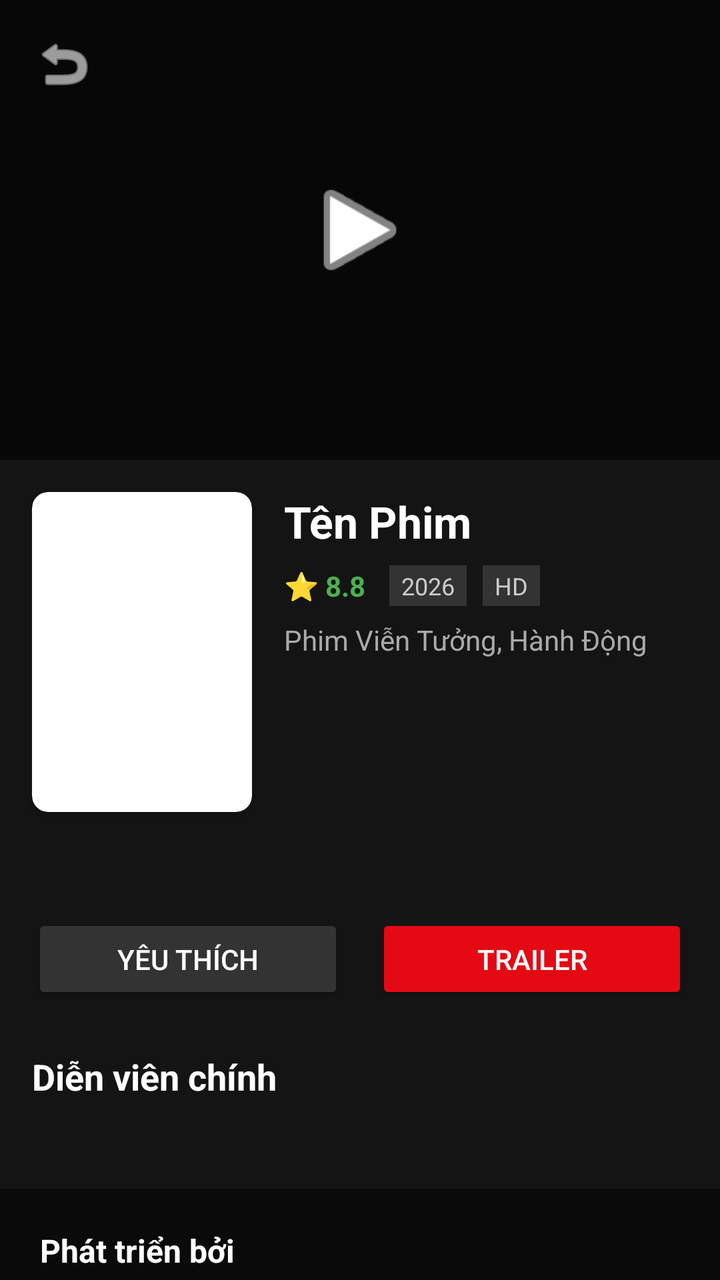
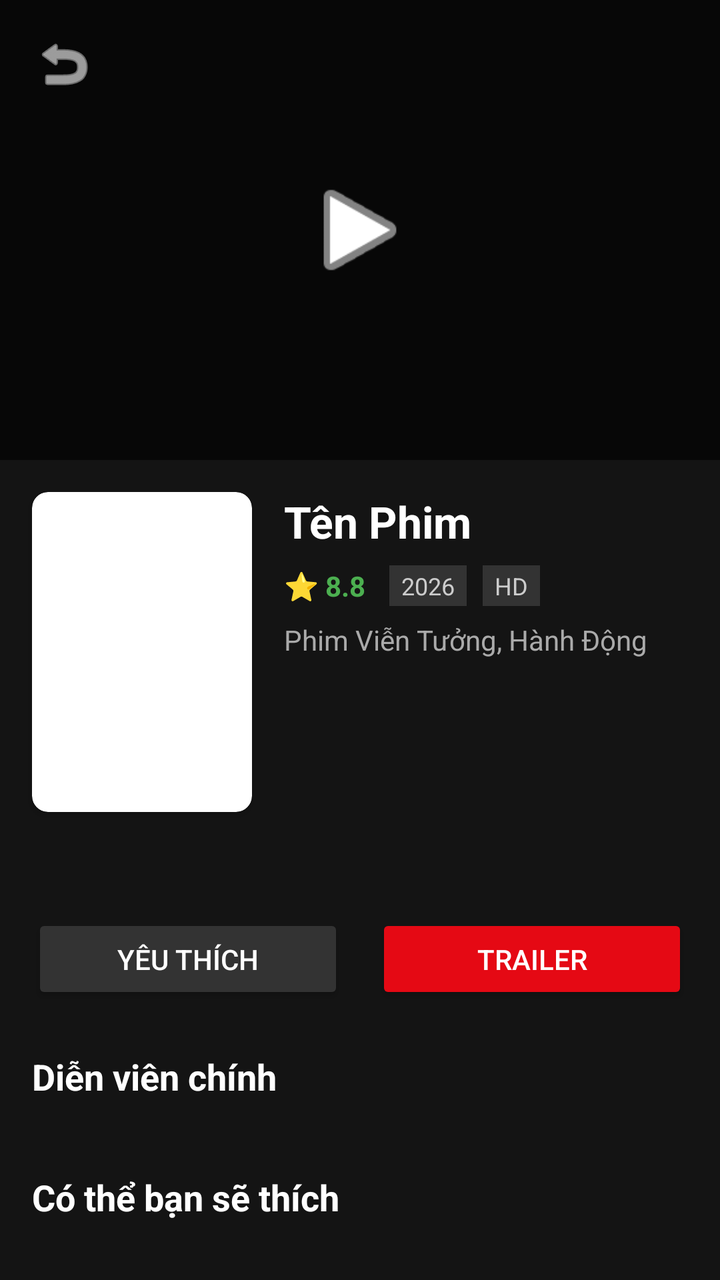

Two renders of the same Android screen: before a commit and after it. Below are the layout's source before the change and the commit's diff.
<!-- AndroidManifest.xml: application theme Theme.AppCompat.DayNight.NoActionBar -->
<!-- res/layout/activity_movie_detail.xml -->
<?xml version="1.0" encoding="utf-8"?>
<androidx.core.widget.NestedScrollView xmlns:android="http://schemas.android.com/apk/res/android"
    xmlns:app="http://schemas.android.com/apk/res-auto"
    android:layout_width="match_parent"
    android:layout_height="match_parent"
    android:background="#141414"
    android:fillViewport="true">

    <androidx.constraintlayout.widget.ConstraintLayout
        android:layout_width="match_parent"
        android:layout_height="wrap_content">

        <FrameLayout
            android:id="@+id/playerContainer"
            android:layout_width="0dp"
            android:layout_height="230dp"
            app:layout_constraintEnd_toEndOf="parent"
            app:layout_constraintStart_toStartOf="parent"
            app:layout_constraintTop_toTopOf="parent">

            <WebView
                android:id="@+id/webViewFullMovie"
                android:layout_width="match_parent"
                android:layout_height="match_parent"
                android:visibility="gone" />

            <com.google.android.exoplayer2.ui.StyledPlayerView
                android:id="@+id/playerView"
                android:layout_width="match_parent"
                android:layout_height="match_parent"
                android:visibility="gone"
                app:controller_layout_id="@layout/custom_exo_controls"
                app:resize_mode="fit"
                app:show_timeout="3000"
                app:use_controller="true" />

            <ImageView
                android:id="@+id/imgPlayerBackground"
                android:layout_width="match_parent"
                android:layout_height="match_parent"
                android:alpha="0.6"
                android:background="#000000"
                android:scaleType="centerCrop" />

            <ImageView
                android:id="@+id/btnBackDetail"
                android:layout_width="32dp"
                android:layout_height="32dp"
                android:layout_gravity="top|start"
                android:layout_margin="16dp"
                android:src="@android:drawable/ic_menu_revert"
                app:tint="#FFFFFF" />

            <ImageView
                android:id="@+id/btnPlayVideo"
                android:layout_width="60dp"
                android:layout_height="60dp"
                android:layout_gravity="center"
                android:src="@android:drawable/ic_media_play"
                app:tint="#FFFFFF" />
        </FrameLayout>

        <androidx.cardview.widget.CardView
            android:id="@+id/cardPoster"
            android:layout_width="110dp"
            android:layout_height="160dp"
            android:layout_marginStart="16dp"
            android:layout_marginTop="16dp"
            app:cardCornerRadius="8dp"
            app:layout_constraintStart_toStartOf="parent"
            app:layout_constraintTop_toBottomOf="@+id/playerContainer">

            <ImageView
                android:id="@+id/imgDetailPoster"
                android:layout_width="match_parent"
                android:layout_height="match_parent"
                android:scaleType="centerCrop" />
        </androidx.cardview.widget.CardView>

        <TextView
            android:id="@+id/tvDetailTitle"
            android:layout_width="0dp"
            android:layout_height="wrap_content"
            android:layout_marginStart="16dp"
            android:layout_marginEnd="16dp"
            android:text="Tên Phim"
            android:textColor="#FFFFFF"
            android:textSize="22sp"
            android:textStyle="bold"
            app:layout_constraintEnd_toEndOf="parent"
            app:layout_constraintStart_toEndOf="@+id/cardPoster"
            app:layout_constraintTop_toTopOf="@+id/cardPoster" />

        <TextView
            android:id="@+id/tvRating"
            android:layout_width="wrap_content"
            android:layout_height="wrap_content"
            android:layout_marginTop="8dp"
            android:text="⭐ 8.8"
            android:textColor="#4CAF50"
            android:textSize="14sp"
            android:textStyle="bold"
            app:layout_constraintStart_toStartOf="@+id/tvDetailTitle"
            app:layout_constraintTop_toBottomOf="@+id/tvDetailTitle" />

        <TextView
            android:id="@+id/tvYear"
            android:layout_width="wrap_content"
            android:layout_height="wrap_content"
            android:layout_marginStart="12dp"
            android:background="#333333"
            android:paddingHorizontal="6dp"
            android:paddingVertical="2dp"
            android:text="2026"
            android:textColor="#CCCCCC"
            android:textSize="12sp"
            app:layout_constraintBottom_toBottomOf="@+id/tvRating"
            app:layout_constraintStart_toEndOf="@+id/tvRating"
            app:layout_constraintTop_toTopOf="@+id/tvRating" />

        <TextView
            android:id="@+id/tvQuality"
            android:layout_width="wrap_content"
            android:layout_height="wrap_content"
            android:layout_marginStart="8dp"
            android:background="#333333"
            android:paddingHorizontal="6dp"
            android:paddingVertical="2dp"
            android:text="HD"
            android:textColor="#CCCCCC"
            android:textSize="12sp"
            app:layout_constraintBottom_toBottomOf="@+id/tvRating"
            app:layout_constraintStart_toEndOf="@+id/tvYear"
            app:layout_constraintTop_toTopOf="@+id/tvRating" />

        <TextView
            android:id="@+id/tvGenre"
            android:layout_width="0dp"
            android:layout_height="wrap_content"
            android:layout_marginTop="8dp"
            android:text="Phim Viễn Tưởng, Hành Động"
            android:textColor="#AAAAAA"
            android:textSize="14sp"
            app:layout_constraintEnd_toEndOf="@+id/tvDetailTitle"
            app:layout_constraintStart_toStartOf="@+id/tvDetailTitle"
            app:layout_constraintTop_toBottomOf="@+id/tvRating" />

        <TextView
            android:id="@+id/tvDetailDesc"
            android:layout_width="0dp"
            android:layout_height="wrap_content"
            android:layout_marginStart="16dp"
            android:layout_marginTop="16dp"
            android:layout_marginEnd="16dp"
            android:lineSpacingExtra="4dp"
            android:textColor="#CCCCCC"
            android:textSize="14sp"
            app:layout_constraintEnd_toEndOf="parent"
            app:layout_constraintStart_toStartOf="parent"
            app:layout_constraintTop_toBottomOf="@+id/cardPoster" />

        <Button
            android:id="@+id/btnFavorite"
            android:layout_width="0dp"
            android:layout_height="45dp"
            android:layout_marginStart="16dp"
            android:layout_marginTop="16dp"
            android:layout_marginEnd="8dp"
            android:backgroundTint="#333333"
            android:text="Yêu thích"
            android:textColor="#FFFFFF"
            app:layout_constraintEnd_toStartOf="@+id/btnTrailer"
            app:layout_constraintStart_toStartOf="parent"
            app:layout_constraintTop_toBottomOf="@+id/tvDetailDesc" />

        <Button
            android:id="@+id/btnTrailer"
            android:layout_width="0dp"
            android:layout_height="45dp"
            android:layout_marginStart="8dp"
            android:layout_marginEnd="16dp"
            android:backgroundTint="#E50914"
            android:text="Trailer"
            android:textColor="#FFFFFF"
            app:layout_constraintBottom_toBottomOf="@+id/btnFavorite"
            app:layout_constraintEnd_toEndOf="parent"
            app:layout_constraintStart_toEndOf="@+id/btnFavorite"
            app:layout_constraintTop_toTopOf="@+id/btnFavorite" />

        <TextView
            android:id="@+id/tvCastTitle"
            android:layout_width="wrap_content"
            android:layout_height="wrap_content"
            android:layout_marginStart="16dp"
            android:layout_marginTop="24dp"
            android:text="Diễn viên chính"
            android:textColor="#FFFFFF"
            android:textSize="18sp"
            android:textStyle="bold"
            app:layout_constraintStart_toStartOf="parent"
            app:layout_constraintTop_toBottomOf="@+id/btnFavorite" />

        <androidx.recyclerview.widget.RecyclerView
            android:id="@+id/rvCast"
            android:layout_width="0dp"
            android:layout_height="wrap_content"
            android:layout_marginTop="12dp"
            android:layout_marginBottom="32dp"
            android:clipToPadding="false"
            android:orientation="horizontal"
            android:paddingHorizontal="16dp"
            app:layoutManager="androidx.recyclerview.widget.LinearLayoutManager"
            app:layout_constraintEnd_toEndOf="parent"
            app:layout_constraintStart_toStartOf="parent"
            app:layout_constraintTop_toBottomOf="@+id/tvCastTitle" />

        <LinearLayout
            android:id="@+id/layoutFooter"
            android:layout_width="0dp"
            android:layout_height="wrap_content"
            android:layout_marginTop="32dp"
            android:background="#0A0A0A"
            android:orientation="vertical"
            android:padding="20dp"
            app:layout_constraintBottom_toBottomOf="parent"
            app:layout_constraintEnd_toEndOf="parent"
            app:layout_constraintStart_toStartOf="parent"
            app:layout_constraintTop_toBottomOf="@+id/rvCast">

            <TextView
                android:layout_width="wrap_content"
                android:layout_height="wrap_content"
                android:text="Phát triển bởi"
                android:textColor="#FFFFFF"
                android:textSize="16sp"
                android:textStyle="bold" />

            <ImageView
                android:layout_width="100dp"
                android:layout_height="32dp"
                android:layout_marginTop="4dp"
                android:scaleType="fitStart"
                android:src="@drawable/screenshot_2026_05_23_150929"
                app:tint="#0984E3" />

            <View
                android:layout_width="match_parent"
                android:layout_height="1dp"
                android:layout_marginVertical="20dp"
                android:background="#222222" />

            <LinearLayout
                android:layout_width="match_parent"
                android:layout_height="wrap_content"
                android:baselineAligned="false"
                android:orientation="horizontal">

                <LinearLayout
                    android:layout_width="0dp"
                    android:layout_height="wrap_content"
                    android:layout_weight="1"
                    android:orientation="vertical"
                    android:paddingEnd="8dp">

                    <TextView android:layout_width="wrap_content" android:layout_height="wrap_content" android:layout_marginBottom="12dp" android:text="THỂ LOẠI PHIM" android:textColor="#888888" android:textSize="12sp" android:textStyle="bold" />
                    <TextView android:layout_width="wrap_content" android:layout_height="wrap_content" android:layout_marginBottom="10dp" android:text="Phổ biến" android:textColor="#CCCCCC" android:textSize="13sp" />
                    <TextView android:layout_width="wrap_content" android:layout_height="wrap_content" android:layout_marginBottom="10dp" android:text="Đang chiếu" android:textColor="#CCCCCC" android:textSize="13sp" />
                    <TextView android:layout_width="wrap_content" android:layout_height="wrap_content" android:layout_marginBottom="20dp" android:text="Sắp chiếu" android:textColor="#CCCCCC" android:textSize="13sp" />
                    <TextView android:layout_width="wrap_content" android:layout_height="wrap_content" android:layout_marginBottom="12dp" android:text="KHÁM PHÁ" android:textColor="#888888" android:textSize="12sp" android:textStyle="bold" />
                    <TextView android:layout_width="wrap_content" android:layout_height="wrap_content" android:layout_marginBottom="10dp" android:text="Phim lẻ" android:textColor="#CCCCCC" android:textSize="13sp" />
                    <TextView android:layout_width="wrap_content" android:layout_height="wrap_content" android:layout_marginBottom="10dp" android:text="Phim bộ" android:textColor="#CCCCCC" android:textSize="13sp" />
                    <TextView android:layout_width="wrap_content" android:layout_height="wrap_content" android:layout_marginBottom="10dp" android:text="TV Shows" android:textColor="#CCCCCC" android:textSize="13sp" />
                </LinearLayout>

                <LinearLayout
                    android:layout_width="0dp"
                    android:layout_height="wrap_content"
                    android:layout_weight="1"
                    android:orientation="vertical"
                    android:paddingStart="8dp">

                    <TextView android:layout_width="wrap_content" android:layout_height="wrap_content" android:layout_marginBottom="12dp" android:text="THỂ LOẠI TRUYỀN HÌNH" android:textColor="#888888" android:textSize="12sp" android:textStyle="bold" />
                    <TextView android:layout_width="wrap_content" android:layout_height="wrap_content" android:layout_marginBottom="10dp" android:text="Chương trình Phổ biến" android:textColor="#CCCCCC" android:textSize="13sp" />
                    <TextView android:layout_width="wrap_content" android:layout_height="wrap_content" android:layout_marginBottom="10dp" android:text="Phat sóng Hôm nay" android:textColor="#CCCCCC" android:textSize="13sp" />
                    <TextView android:layout_width="wrap_content" android:layout_height="wrap_content" android:layout_marginBottom="20dp" android:text="Đánh giá cao" android:textColor="#CCCCCC" android:textSize="13sp" />
                    <TextView android:layout_width="wrap_content" android:layout_height="wrap_content" android:layout_marginBottom="12dp" android:text="MẠNG LƯỚI CỦA CHÚNG TÔI" android:textColor="#888888" android:textSize="12sp" android:textStyle="bold" />
                    <TextView android:layout_width="wrap_content" android:layout_height="wrap_content" android:layout_marginBottom="10dp" android:text="FIMO Network" android:textColor="#CCCCCC" android:textSize="13sp" />
                    <TextView android:layout_width="wrap_content" android:layout_height="wrap_content" android:layout_marginBottom="10dp" android:text="FIMO Studio" android:textColor="#CCCCCC" android:textSize="13sp" />
                    <TextView android:layout_width="wrap_content" android:layout_height="wrap_content" android:layout_marginBottom="10dp" android:text="FIMO Community" android:textColor="#CCCCCC" android:textSize="13sp" />
                </LinearLayout>
            </LinearLayout>

            <View
                android:layout_width="match_parent"
                android:layout_height="1dp"
                android:layout_marginVertical="20dp"
                android:background="#222222" />

            <TextView android:layout_width="wrap_content" android:layout_height="wrap_content" android:layout_marginBottom="8dp" android:text="GHI CÔNG TMDB" android:textColor="#888888" android:textSize="12sp" android:textStyle="bold" />
            <TextView android:layout_width="match_parent" android:layout_height="wrap_content" android:layout_marginBottom="24dp" android:lineSpacingExtra="4dp" android:text="Sản phẩm này sử dụng API của TMDB nhưng không được TMDB xác nhận hoặc chứng nhận. Chúng tôi sử dụng TMDB (Cơ sở dữ liệu phim) làm nguồn tham khảo cho các thông tin liên quan đến phim, chương trình truyền hình và giải trí. Tất cả dữ liệu, bao gồm hình ảnh, mô tả và đánh giá, do TMDB cung cấp và là tài sản của chủ sở hữu tương ứng." android:textColor="#666666" android:textSize="10sp" />
            <TextView android:layout_width="wrap_content" android:layout_height="wrap_content" android:layout_marginBottom="8dp" android:text="TUYÊN BỐ MIỄN TRỪ TRÁCH NHIỆM CHUNG" android:textColor="#888888" android:textSize="12sp" android:textStyle="bold" />
            <TextView android:layout_width="match_parent" android:layout_height="wrap_content" android:layout_marginBottom="20dp" android:lineSpacingExtra="4dp" android:text="Chúng tôi không phải là nhà cung cấp phim, chương trình truyền hình, tin tức hoặc dịch vụ phát trực tuyến. Chúng tôi không lưu trữ, tải lên hoặc phân phối bất kỳ nội dung truyền thông nào. Tất cả nội dung, bao gồm thông tin, hình ảnh và đoạn giới thiệu (trailer), đều được lấy từ các nền tảng của bên thứ ba công khai và chỉ được cung cấp cho mục đích thông tin và giải trí. Tất cả nhãn hiệu, biểu trưng và phương tiện truyền thông đều thuộc về chủ sở hữu tương ứng của chúng." android:textColor="#666666" android:textSize="10sp" />

        </LinearLayout>
    </androidx.constraintlayout.widget.ConstraintLayout>
</androidx.core.widget.NestedScrollView>
<!-- res/layout/custom_exo_controls.xml (included above) -->
<?xml version="1.0" encoding="utf-8"?>
<RelativeLayout xmlns:android="http://schemas.android.com/apk/res/android"
    xmlns:app="http://schemas.android.com/apk/res-auto"
    android:layout_width="match_parent"
    android:layout_height="match_parent">

    <LinearLayout
        android:layout_width="wrap_content"
        android:layout_height="wrap_content"
        android:layout_centerInParent="true"
        android:gravity="center"
        android:orientation="horizontal">

        <ImageButton
            android:id="@id/exo_rew"
            android:layout_width="48dp"
            android:layout_height="48dp"
            android:background="@android:color/transparent"
            android:src="@android:drawable/ic_media_rew"
            app:tint="#FFFFFF" />

        <ImageButton
            android:id="@id/exo_play_pause"
            android:layout_width="64dp"
            android:layout_height="64dp"
            android:layout_marginHorizontal="24dp"
            android:background="@android:color/transparent"
            app:tint="#FFFFFF" />

        <ImageButton
            android:id="@id/exo_ffwd"
            android:layout_width="48dp"
            android:layout_height="48dp"
            android:background="@android:color/transparent"
            android:src="@android:drawable/ic_media_ff"
            app:tint="#FFFFFF" />
    </LinearLayout>

    <LinearLayout
        android:id="@+id/bottom_bar"
        android:layout_width="match_parent"
        android:layout_height="wrap_content"
        android:layout_alignParentBottom="true"
        android:background="#B3000000"
        android:gravity="center_vertical"
        android:orientation="horizontal"
        android:paddingHorizontal="12dp"
        android:paddingVertical="8dp">

        <TextView
            android:id="@id/exo_position"
            android:layout_width="wrap_content"
            android:layout_height="wrap_content"
            android:textColor="#FFFFFF"
            android:textSize="13sp"
            android:textStyle="bold" />

        <com.google.android.exoplayer2.ui.DefaultTimeBar
            android:id="@id/exo_progress"
            android:layout_width="0dp"
            android:layout_height="26dp"
            android:layout_weight="1"
            android:layout_marginHorizontal="8dp" />

        <TextView
            android:id="@id/exo_duration"
            android:layout_width="wrap_content"
            android:layout_height="wrap_content"
            android:textColor="#FFFFFF"
            android:textSize="13sp"
            android:textStyle="bold" />

        <ImageView
            android:id="@+id/btnCustomVolume"
            android:layout_width="24dp"
            android:layout_height="24dp"
            android:layout_marginStart="12dp"
            android:src="@drawable/ic_volume"
            app:tint="#FFFFFF" />

        <SeekBar
            android:id="@+id/seekVolume"
            android:layout_width="70dp"
            android:layout_height="wrap_content"
            android:layout_marginStart="4dp"
            android:max="100"
            android:progress="100"
            android:progressTint="#FFFFFF"
            android:thumbTint="#FFFFFF"
            android:visibility="gone" />

        <ImageView
            android:id="@+id/btnCustomFullscreen"
            android:layout_width="24dp"
            android:layout_height="24dp"
            android:layout_marginStart="8dp"
            android:src="@drawable/ic_fullscreen"
            app:tint="#FFFFFF" />
    </LinearLayout>
</RelativeLayout>
<!-- resources referenced by this layout -->
<resources>
  <!-- drawable ic_fullscreen (drawable) -->
  <vector xmlns:android="http://schemas.android.com/apk/res/android"
      android:width="24dp"
      android:height="24dp"
      android:viewportWidth="24"
      android:viewportHeight="24">
      <path
          android:fillColor="#FFFFFF"
          android:pathData="M7,14H5v5h5v-2H7v-3zm-2-4h2V7h3V5H5v5zm12,7h-3v2h5v-5h-2v3zM14,5v2h3v3h2V5h-5z"/>
  </vector>
  <!-- drawable ic_volume (drawable) -->
  <vector xmlns:android="http://schemas.android.com/apk/res/android"
      android:width="24dp"
      android:height="24dp"
      android:viewportWidth="24"
      android:viewportHeight="24">
      <path
          android:fillColor="#FFFFFF"
          android:pathData="M3,9v6h4l5,5V4L7,9H3zm13.5,3c0,-1.77 -1.02,-3.29 -2.5,-4.03v8.05c1.48,-0.73 2.5,-2.25 2.5,-4.02zM14,3.23v2.06c2.89,0.86 5,3.54 5,6.71s-2.11,5.85 -5,6.71v2.06c4.01,-0.91 7,-4.49 7,-8.77s-2.99,-7.86 -7,-8.77z"/>
  </vector>
  <!-- drawable screenshot_2026_05_23_150929: vector/xml drawable (drawable, 15398 chars, omitted) -->
</resources>

<!-- the commit's change to res/layout/activity_movie_detail.xml (unified diff, before → after) -->
@@ -205,6 +205,33 @@
             android:layout_width="0dp"
             android:layout_height="wrap_content"
             android:layout_marginTop="12dp"
+            android:layout_marginBottom="16dp"
+            android:clipToPadding="false"
+            android:orientation="horizontal"
+            android:paddingHorizontal="16dp"
+            app:layoutManager="androidx.recyclerview.widget.LinearLayoutManager"
+            app:layout_constraintEnd_toEndOf="parent"
+            app:layout_constraintStart_toStartOf="parent"
+            app:layout_constraintTop_toBottomOf="@+id/tvCastTitle" />
+
+        <TextView
+            android:id="@+id/tvRecommendTitle"
+            android:layout_width="wrap_content"
+            android:layout_height="wrap_content"
+            android:layout_marginStart="16dp"
+            android:layout_marginTop="24dp"
+            android:text="Có thể bạn sẽ thích"
+            android:textColor="#FFFFFF"
+            android:textSize="18sp"
+            android:textStyle="bold"
+            app:layout_constraintStart_toStartOf="parent"
+            app:layout_constraintTop_toBottomOf="@+id/rvCast" />
+
+        <androidx.recyclerview.widget.RecyclerView
+            android:id="@+id/rvRecommendedMovies"
+            android:layout_width="0dp"
+            android:layout_height="wrap_content"
+            android:layout_marginTop="12dp"
             android:layout_marginBottom="32dp"
             android:clipToPadding="false"
             android:orientation="horizontal"
@@ -212,8 +239,7 @@
             app:layoutManager="androidx.recyclerview.widget.LinearLayoutManager"
             app:layout_constraintEnd_toEndOf="parent"
             app:layout_constraintStart_toStartOf="parent"
-            app:layout_constraintTop_toBottomOf="@+id/tvCastTitle" />
-
+            app:layout_constraintTop_toBottomOf="@+id/tvRecommendTitle" />
         <LinearLayout
             android:id="@+id/layoutFooter"
             android:layout_width="0dp"
@@ -225,7 +251,7 @@
             app:layout_constraintBottom_toBottomOf="parent"
             app:layout_constraintEnd_toEndOf="parent"
             app:layout_constraintStart_toStartOf="parent"
-            app:layout_constraintTop_toBottomOf="@+id/rvCast">
+            app:layout_constraintTop_toBottomOf="@+id/rvRecommendedMovies">
 
             <TextView
                 android:layout_width="wrap_content"
